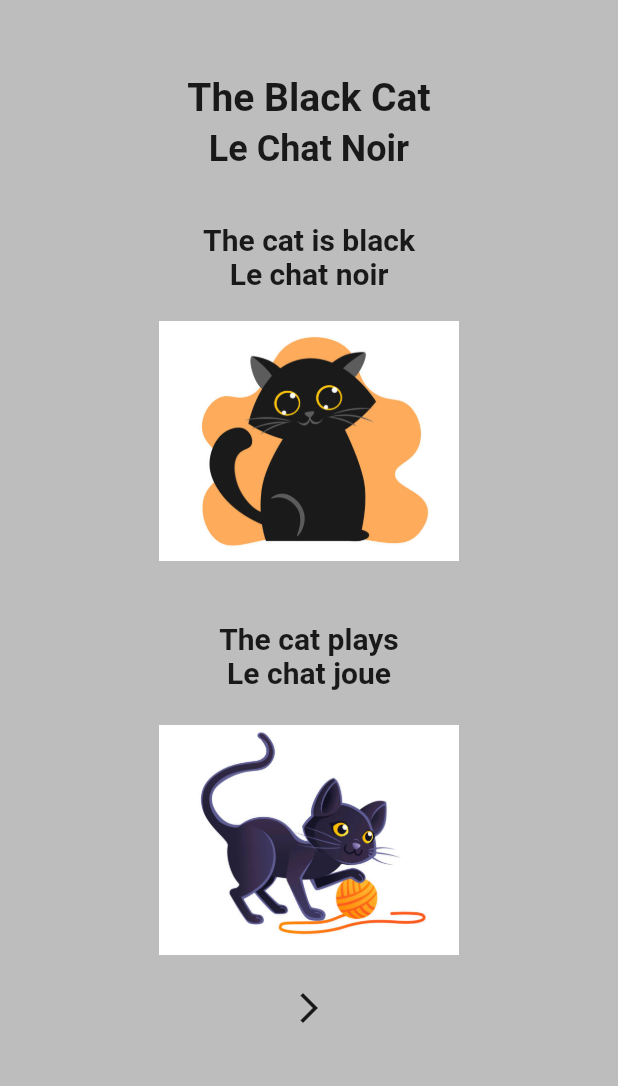
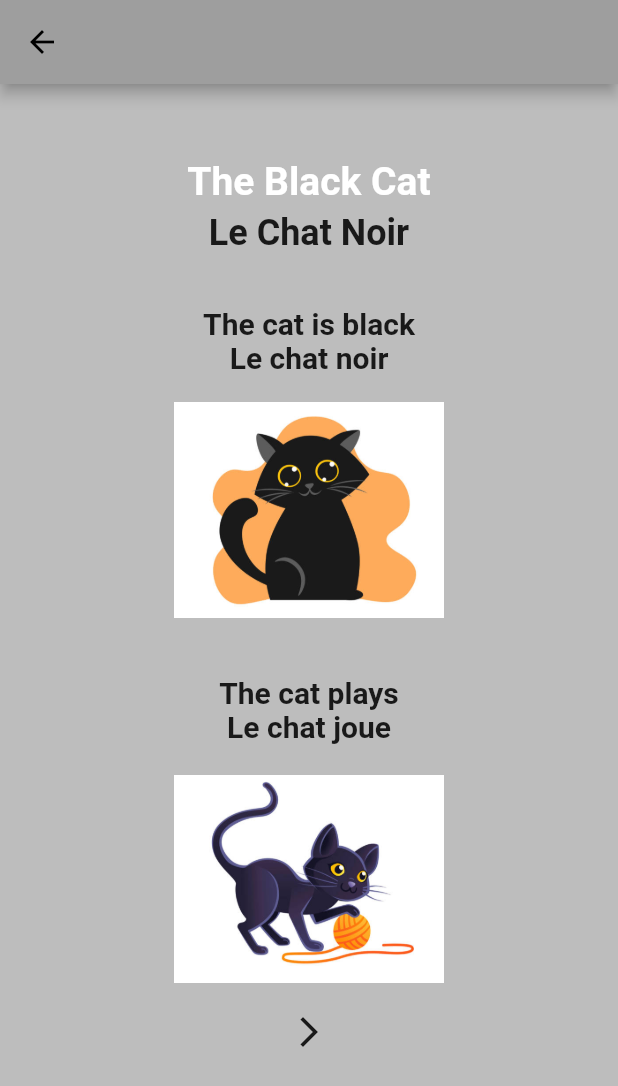
Before and after one commit to gigi-luna/Deux-Two-, a Flutter app: the BookOne screen opened directly, on a phone screen of 412 x 824 dp. Shown: the top 1086 px of the screen. Run offline on Flutter 3.47's test engine with Material 2 defaults, Android fonts, the phone set to English and light mode, and no system bars.

Commit message:
Made changes to book_one format

```diff
--- a/lib/book_one.dart
+++ b/lib/book_one.dart
@@ -1,6 +1,7 @@
 // ignore_for_file: prefer_const_literals_to_create_immutables, unused_element, no_logic_in_create_state, prefer_const_constructors
 
 
+import 'package:flutter/gestures.dart';
 import 'package:flutter/material.dart';
 
 
@@ -13,8 +14,16 @@
 
 class _BookOneState extends State<BookOne> {
   @override
+
   Widget build(BuildContext context) {
+    Color? word1 = Colors.grey[400];
+    Color? word2 = Colors.grey[400];
+    Color? word3 = Colors.grey[400];
+    List<Color?> allWords= [word1,word2,word3];
     return Scaffold(
+      appBar: AppBar(
+        title: const Text(''),
+      ),
       backgroundColor: Colors.grey[400],
       body: SafeArea(
         child: Center(
@@ -23,12 +32,32 @@
               //book title
               SizedBox(height: 50),
 
-              Text(
-                "The Black Cat",
-                style: TextStyle(
-                  fontWeight: FontWeight.bold,
-                  fontSize: 26,
+              RichText(
+                text: TextSpan(
+                  style: TextStyle(
+                    fontWeight: FontWeight.bold,
+                    fontSize: 26,
+                  ),
+                  children: <TextSpan>[
+                    TextSpan(text: "The",
+                      style: TextStyle(backgroundColor: word1),
+                      recognizer: TapGestureRecognizer()..onTap = () {
+                        setState(() {
+                          word1 = Colors.yellow;
+                        });
+                      }
+                    ),
+                    TextSpan(text: " "),
+                    TextSpan(text: "Black",
+                      style: TextStyle(backgroundColor: word2)),
+                    TextSpan(text: " "),
+                    TextSpan(text: "Cat",
+                      style: TextStyle(backgroundColor: word3))
+                  ]
+
+
                 ),
+
               ),
 
               SizedBox(height: 5),
@@ -62,8 +91,8 @@
 
               Image.asset(
                 'assets/images/blackcat.jpeg',
-                height: 200,
-                width: 200,
+                height: 180,
+                width: 180,
               ),
 
               SizedBox(height: 20),
@@ -86,8 +115,8 @@
 
               Image.asset(
                 'assets/images/playcat.jpeg',
-                height: 200,
-                width: 200,
+                height: 180,
+                width: 180,
               ),
 
               Icon(
--- a/lib/browse_page.dart
+++ b/lib/browse_page.dart
@@ -1,7 +1,6 @@
 // ignore_for_file: prefer_const_literals_to_create_immutables, unused_element, no_logic_in_create_state, prefer_const_constructors
 
 import "package:flutter/material.dart";
-//import "package:two_deux/book_one.dart";
 import "package:two_deux/tabs/first_tab.dart";
 import "package:two_deux/tabs/second_tab.dart";
 import "package:two_deux/tabs/third_tab.dart";
```
